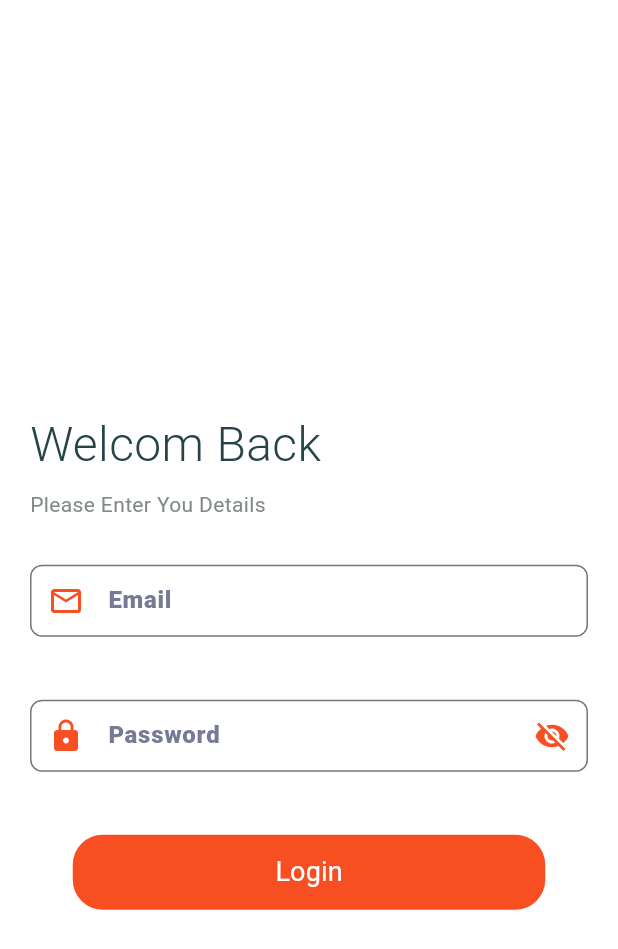
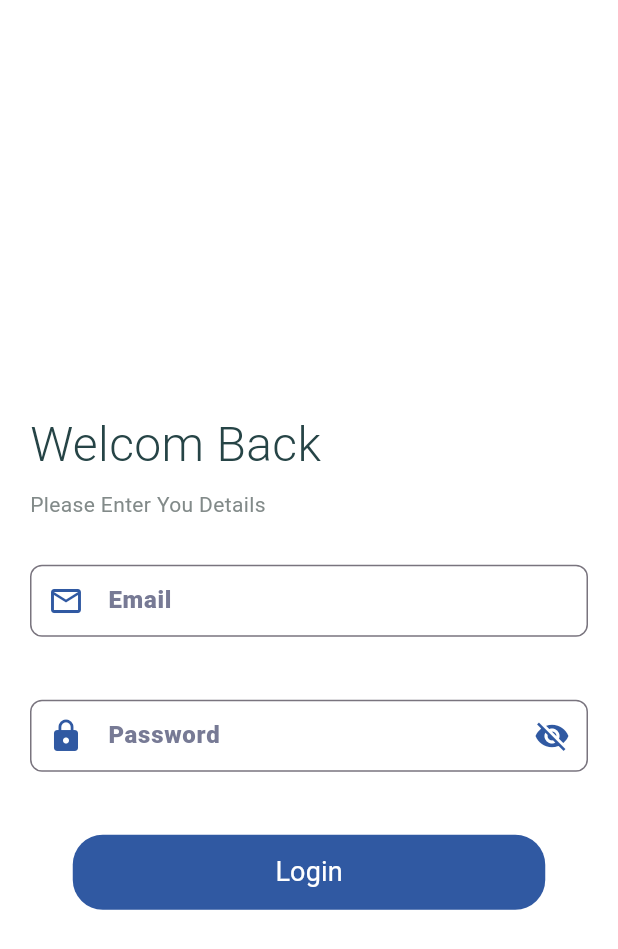
Before and after one commit to basmaabdou/qrcode, a Flutter app: the screen it shows after launch, on a phone screen of 412 x 824 dp. Shown: the top 949 px of the screen. Run offline on Flutter 3.47's test engine with Material 3 defaults, Android fonts, the phone set to English and light mode, and no system bars; our stand-ins replace bloc, conditional_builder_null_safety, dio, flutter_bloc, fluttertoast, get and 2 more; missing offline and left inert: flutter_barcode_scanner; accounts and stored records are empty.

Commit message:
done :sparkles:

```diff
--- a/lib/shared/constants.dart
+++ b/lib/shared/constants.dart
@@ -9,11 +9,7 @@ String? token='';
 
 String? sId='';
 
-Color defaultColor=Color(0xffF74F22);
-Color textOrangeTheme=Colors.white;
-
-Color defaultGreenColor=Color(0xfff04533b);
-Color textGreenTheme=Colors.white;
+Color defaultColor=Color(0xff3059A2);
 
 void printFullText(String text) {
   final pattern = RegExp('.{1,800}'); // 800 is the size of each chunk
```
